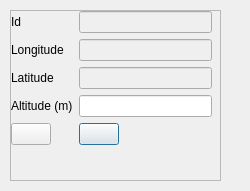
Qt form QRadioPredict/flightplanform.ui (QDeltaSoft/qradiopredict) before a commit.
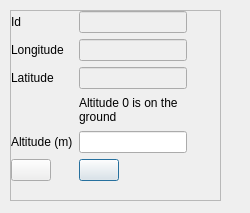
The same form after that commit. Icons and pictures are not drawn.

Commit message: Fixed waypoint sequencing bug

```diff
--- a/QRadioPredict/flightplanform.ui
+++ b/QRadioPredict/flightplanform.ui
@@ -7,7 +7,7 @@
     <x>0</x>
     <y>0</y>
     <width>250</width>
-    <height>191</height>
+    <height>213</height>
    </rect>
   </property>
   <property name="minimumSize">
@@ -25,7 +25,7 @@
      <x>10</x>
      <y>10</y>
      <width>211</width>
-     <height>171</height>
+     <height>191</height>
     </rect>
    </property>
    <property name="widgetResizable">
@@ -37,7 +37,7 @@
       <x>0</x>
       <y>0</y>
       <width>209</width>
-      <height>169</height>
+      <height>189</height>
      </rect>
     </property>
     <widget class="QWidget" name="formLayoutWidget">
@@ -46,7 +46,7 @@
        <x>0</x>
        <y>0</y>
        <width>201</width>
-       <height>161</height>
+       <height>181</height>
       </rect>
      </property>
      <layout class="QFormLayout" name="formLayout">
@@ -62,6 +62,12 @@
         <property name="enabled">
          <bool>false</bool>
         </property>
+        <property name="sizePolicy">
+         <sizepolicy hsizetype="Fixed" vsizetype="Fixed">
+          <horstretch>0</horstretch>
+          <verstretch>0</verstretch>
+         </sizepolicy>
+        </property>
        </widget>
       </item>
       <item row="1" column="0">
@@ -76,6 +82,12 @@
         <property name="enabled">
          <bool>false</bool>
         </property>
+        <property name="sizePolicy">
+         <sizepolicy hsizetype="Fixed" vsizetype="Fixed">
+          <horstretch>0</horstretch>
+          <verstretch>0</verstretch>
+         </sizepolicy>
+        </property>
        </widget>
       </item>
       <item row="2" column="0">
@@ -90,19 +102,32 @@
         <property name="enabled">
          <bool>false</bool>
         </property>
+        <property name="sizePolicy">
+         <sizepolicy hsizetype="Fixed" vsizetype="Fixed">
+          <horstretch>0</horstretch>
+          <verstretch>0</verstretch>
+         </sizepolicy>
+        </property>
        </widget>
       </item>
-      <item row="3" column="0">
+      <item row="4" column="0">
        <widget class="QLabel" name="altitudeLabel">
         <property name="text">
          <string>Altitude (m)</string>
         </property>
        </widget>
       </item>
-      <item row="3" column="1">
-       <widget class="QLineEdit" name="altitudeLineEdit"/>
-      </item>
       <item row="4" column="1">
+       <widget class="QLineEdit" name="altitudeLineEdit">
+        <property name="sizePolicy">
+         <sizepolicy hsizetype="Fixed" vsizetype="Fixed">
+          <horstretch>0</horstretch>
+          <verstretch>0</verstretch>
+         </sizepolicy>
+        </property>
+       </widget>
+      </item>
+      <item row="5" column="1">
        <widget class="QPushButton" name="saveButton">
         <property name="sizePolicy">
          <sizepolicy hsizetype="Maximum" vsizetype="Fixed">
@@ -125,7 +150,7 @@
         </property>
        </widget>
       </item>
-      <item row="4" column="0">
+      <item row="5" column="0">
        <widget class="QPushButton" name="deleteButton">
         <property name="toolTip">
          <string>Delete</string>
@@ -139,6 +164,28 @@
         </property>
        </widget>
       </item>
+      <item row="3" column="1">
+       <widget class="QLabel" name="label">
+        <property name="sizePolicy">
+         <sizepolicy hsizetype="Fixed" vsizetype="Fixed">
+          <horstretch>0</horstretch>
+          <verstretch>0</verstretch>
+         </sizepolicy>
+        </property>
+        <property name="minimumSize">
+         <size>
+          <width>100</width>
+          <height>30</height>
+         </size>
+        </property>
+        <property name="text">
+         <string>Altitude 0 is on the ground</string>
+        </property>
+        <property name="wordWrap">
+         <bool>true</bool>
+        </property>
+       </widget>
+      </item>
      </layout>
     </widget>
    </widget>
```
The commit also changes 1 other file.
